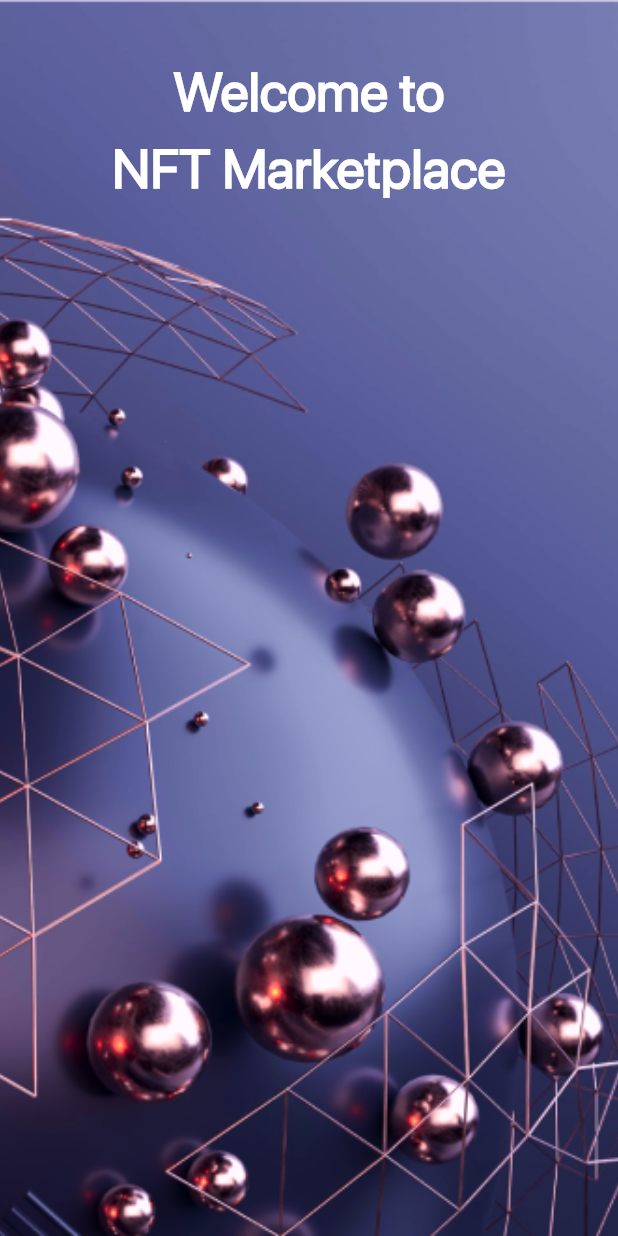
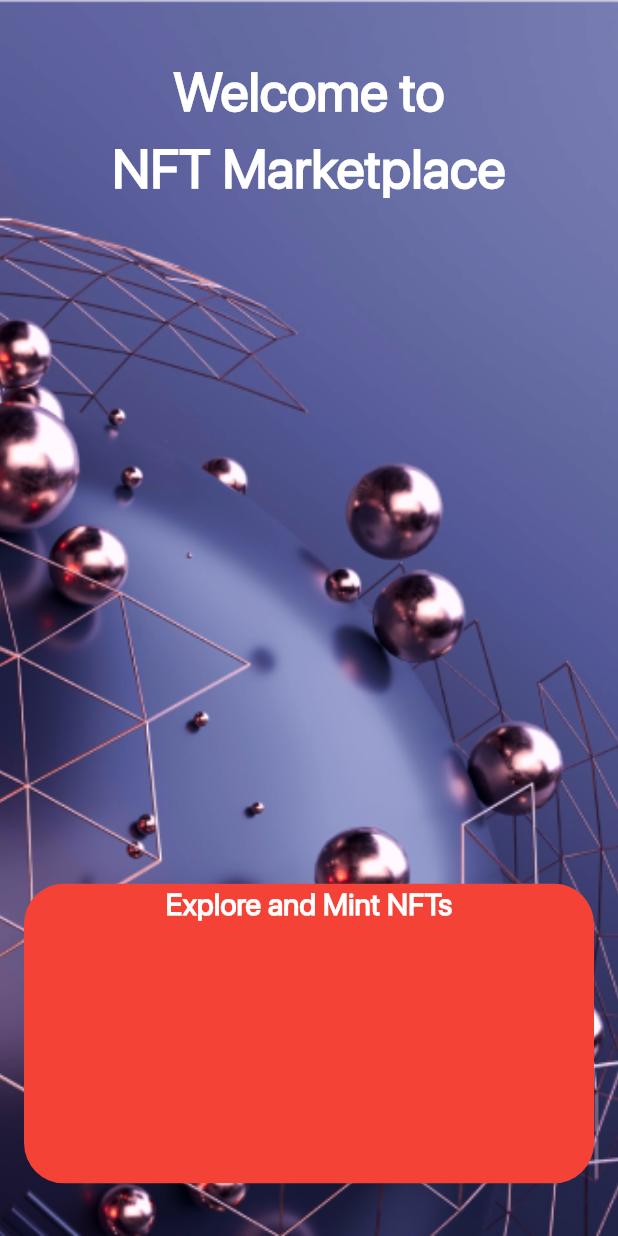
Before and after one commit to Hishamk99/mini-market-place, a Flutter app: the screen it shows after launch, on a phone screen of 412 x 824 dp. Run offline on Flutter 3.47's test engine with Material 3 defaults, Android fonts, the phone set to English and light mode, and no system bars.

Commit message:
create cutom card widget and text with style 20

```diff
--- a/lib/core/resources/strings_manager.dart
+++ b/lib/core/resources/strings_manager.dart
@@ -1,4 +1,7 @@
 class StringsManager {
   static const String kWelcome = 'Welcome to';
   static const String kNFT = 'NFT Marketplace';
+  static const String kTextSplashCard = 'Explore and Mint NFTs';
+  static const String kTextSplashSubtitleCard =
+      'You can buy and sell the NFTs of the best artists in the world.';
 }
--- a/lib/core/resources/styles.dart
+++ b/lib/core/resources/styles.dart
@@ -1,9 +1,25 @@
 import 'package:flutter/material.dart';
 
-class Stylse {
+class Styles {
   static TextStyle style36 = const TextStyle(
       color: Colors.white,
       fontSize: 36,
       fontWeight: FontWeight.w900,
-      fontFamily: 'SF Pro Display');
+      fontFamily: 'SF Pro Display',);
+
+    static TextStyle style20 = const TextStyle(
+        color : Colors.white,
+        fontSize : 20,
+        fontWeight: FontWeight.w700,
+        fontFamily: 'SF Pro Display',
+    );
+    static TextStyle style12 = const TextStyle(
+        color : Colors.white,
+        fontSize : 12,
+        fontWeight: FontWeight.w400,
+        fontFamily: 'SF Pro Display',
+    );
+
+
+
 }
--- a/lib/features/splash/presentation/views/splash_page.dart
+++ b/lib/features/splash/presentation/views/splash_page.dart
@@ -2,6 +2,7 @@ import 'package:flutter/material.dart';
 import 'package:mini_nft_marketplace_app/core/resources/asset_manager.dart';
 import 'package:mini_nft_marketplace_app/core/resources/strings_manager.dart';
 import 'package:mini_nft_marketplace_app/core/resources/styles.dart';
+import 'widgets/custom_card.dart';
 
 class SplashPage extends StatelessWidget {
   const SplashPage({super.key});
@@ -22,19 +23,20 @@ class SplashPage extends StatelessWidget {
             Padding(
               padding: const EdgeInsets.symmetric(horizontal: 16, vertical: 35),
               child: Column(
-                //mainAxisAlignment: MainAxisAlignment.center,
                 crossAxisAlignment: CrossAxisAlignment.stretch,
                 children: [
                   Text(
                     StringsManager.kWelcome,
                     textAlign: TextAlign.center,
-                    style: Stylse.style36,
+                    style: Styles.style36,
                   ),
                   Text(
                     StringsManager.kNFT,
                     textAlign: TextAlign.center,
-                    style: Stylse.style36,
+                    style: Styles.style36,
                   ),
+                  const Spacer(),
+                  const CustomCard(),
                 ],
               ),
             ),
--- /dev/null
+++ b/lib/features/splash/presentation/views/widgets/custom_card.dart
@@ -0,0 +1,29 @@
+import 'package:flutter/material.dart';
+import 'package:mini_nft_marketplace_app/core/resources/strings_manager.dart';
+import 'package:mini_nft_marketplace_app/core/resources/styles.dart';
+
+class CustomCard extends StatelessWidget {
+  const CustomCard({
+    super.key,
+  });
+
+  @override
+  Widget build(BuildContext context) {
+    return ClipRRect(
+      borderRadius: BorderRadius.circular(27),
+      child: Container(
+        color: Colors.red,
+        width: double.infinity,
+        height: 200,
+        child: Column(
+          children: [
+            Text(
+              StringsManager.kTextSplashCard,
+              style: Styles.style20,
+            ),
+          ],
+        ),
+      ),
+    );
+  }
+}
```
